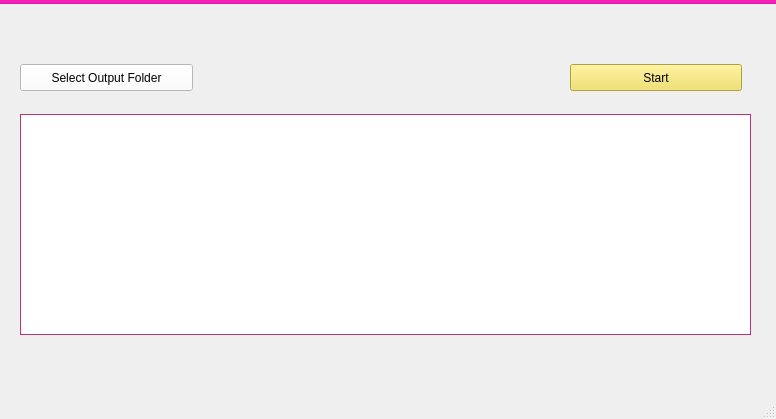
Old version of the form src/mainwindow.ui in the repository ProjectIRoniC/OpenPointMesh.
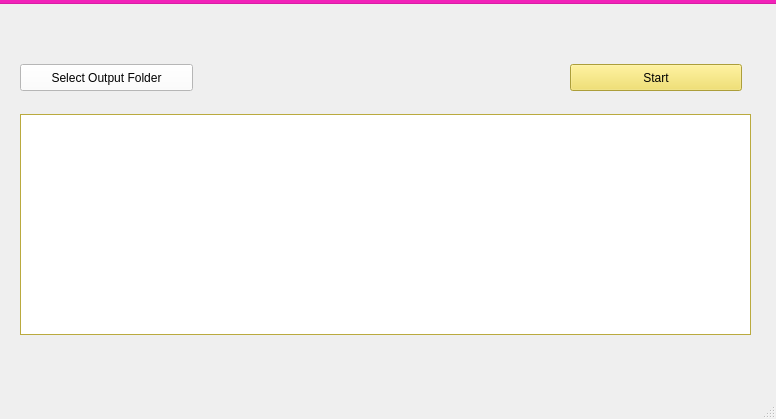
New version of the form.

Commit message: fixed coloring error

The edit to the form file:
```diff
--- a/src/mainwindow.ui
+++ b/src/mainwindow.ui
@@ -1249,42 +1249,6 @@
           </color>
          </brush>
         </colorrole>
-        <colorrole role="Window">
-         <brush brushstyle="SolidPattern">
-          <color alpha="255">
-           <red>245</red>
-           <green>64</green>
-           <blue>151</blue>
-          </color>
-         </brush>
-        </colorrole>
-        <colorrole role="Shadow">
-         <brush brushstyle="SolidPattern">
-          <color alpha="255">
-           <red>245</red>
-           <green>83</green>
-           <blue>168</blue>
-          </color>
-         </brush>
-        </colorrole>
-        <colorrole role="HighlightedText">
-         <brush brushstyle="SolidPattern">
-          <color alpha="255">
-           <red>210</red>
-           <green>40</green>
-           <blue>147</blue>
-          </color>
-         </brush>
-        </colorrole>
-        <colorrole role="ToolTipText">
-         <brush brushstyle="SolidPattern">
-          <color alpha="255">
-           <red>246</red>
-           <green>53</green>
-           <blue>183</blue>
-          </color>
-         </brush>
-        </colorrole>
        </active>
        <inactive>
         <colorrole role="Midlight">
@@ -1314,42 +1278,6 @@
           </color>
          </brush>
         </colorrole>
-        <colorrole role="Window">
-         <brush brushstyle="SolidPattern">
-          <color alpha="255">
-           <red>245</red>
-           <green>64</green>
-           <blue>151</blue>
-          </color>
-         </brush>
-        </colorrole>
-        <colorrole role="Shadow">
-         <brush brushstyle="SolidPattern">
-          <color alpha="255">
-           <red>245</red>
-           <green>83</green>
-           <blue>168</blue>
-          </color>
-         </brush>
-        </colorrole>
-        <colorrole role="HighlightedText">
-         <brush brushstyle="SolidPattern">
-          <color alpha="255">
-           <red>210</red>
-           <green>40</green>
-           <blue>147</blue>
-          </color>
-         </brush>
-        </colorrole>
-        <colorrole role="ToolTipText">
-         <brush brushstyle="SolidPattern">
-          <color alpha="255">
-           <red>246</red>
-           <green>53</green>
-           <blue>183</blue>
-          </color>
-         </brush>
-        </colorrole>
        </inactive>
        <disabled>
         <colorrole role="Midlight">
@@ -1379,42 +1307,6 @@
           </color>
          </brush>
         </colorrole>
-        <colorrole role="Window">
-         <brush brushstyle="SolidPattern">
-          <color alpha="255">
-           <red>245</red>
-           <green>64</green>
-           <blue>151</blue>
-          </color>
-         </brush>
-        </colorrole>
-        <colorrole role="Shadow">
-         <brush brushstyle="SolidPattern">
-          <color alpha="255">
-           <red>245</red>
-           <green>83</green>
-           <blue>168</blue>
-          </color>
-         </brush>
-        </colorrole>
-        <colorrole role="HighlightedText">
-         <brush brushstyle="SolidPattern">
-          <color alpha="255">
-           <red>210</red>
-           <green>40</green>
-           <blue>147</blue>
-          </color>
-         </brush>
-        </colorrole>
-        <colorrole role="ToolTipText">
-         <brush brushstyle="SolidPattern">
-          <color alpha="255">
-           <red>246</red>
-           <green>53</green>
-           <blue>183</blue>
-          </color>
-         </brush>
-        </colorrole>
        </disabled>
       </palette>
      </property>
```
The commit also changes 1 other file.
